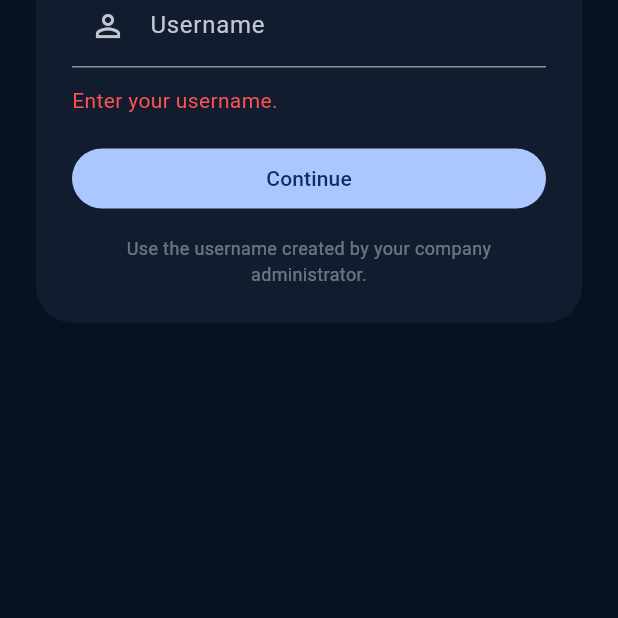
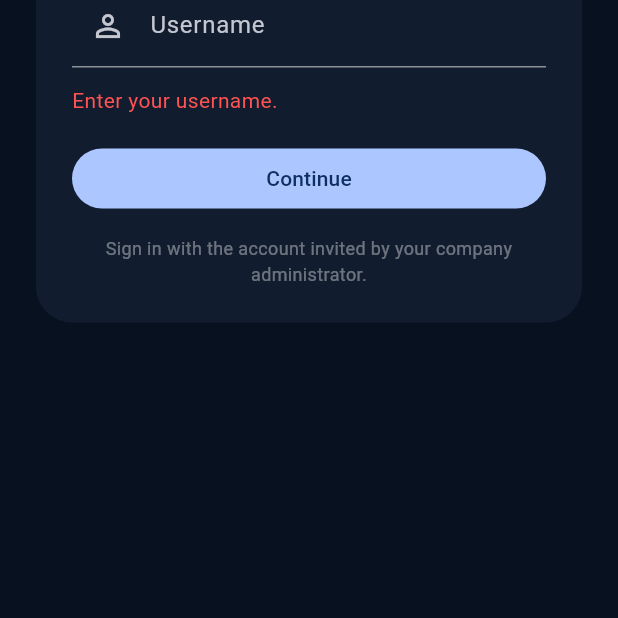
Before and after one commit to jadhavdurvesh/Maintain.ai-workforce-client, a Flutter app: the screen it shows after launch, after a tap on "Continue", on a phone screen of 412 x 824 dp, the part 618-1236 px from its top. Run offline on Flutter 3.47's test engine with Material 3 defaults, Android fonts, the phone set to English and light mode, and no system bars; our stand-ins replace firebase_core, firebase_messaging, flutter_local_notifications, shared_preferences; accounts and stored records are empty; network calls fail.

```diff
--- a/lib/main.dart
+++ b/lib/main.dart
@@ -7,7 +7,9 @@ import 'package:shared_preferences/shared_preferences.dart';
 import 'notification_service.dart';
 import 'machine_details_page.dart';
 
-const String apiBaseUrl = 'https://maintain-ai-3.vercel.app';
+const String apiBaseUrl = String.fromEnvironment('MAINTAIN_API_URL', defaultValue: 'https://maintain-ai-3.vercel.app');
+const String supabaseUrl = String.fromEnvironment('SUPABASE_URL', defaultValue: '');
+const String supabasePublishableKey = String.fromEnvironment('SUPABASE_PUBLISHABLE_KEY', defaultValue: '');
 
 Future<void> main() async {
   WidgetsFlutterBinding.ensureInitialized();
@@ -22,6 +24,19 @@ class ApiClient {
     final prefs = await SharedPreferences.getInstance();
     token = prefs.getString('worker_access_token');
   }
+
+  Future<Map<String, dynamic>> supabaseLogin(String email, String password) async {
+    final response = await http.post(Uri.parse('$supabaseUrl/auth/v1/token?grant_type=password'), headers: {'apikey': supabasePublishableKey, 'Content-Type': 'application/json'}, body: jsonEncode({'email': email, 'password': password})).timeout(const Duration(seconds: 12));
+    final data = _decode(response);
+    if (response.statusCode < 200 || response.statusCode >= 300) throw ApiException((data is Map ? (data['error_description'] ?? data['msg']) : null)?.toString() ?? 'Sign in failed', response.statusCode);
+    final token = data['access_token']?.toString();
+    if (token == null) throw ApiException('No access token returned.', response.statusCode);
+    await saveToken(token);
+    final synced = await post('/api/auth/supabase/sync', body: {});
+    return Map<String, dynamic>.from(synced);
+  }
+
+  dynamic _decode(http.Response response) { try { return jsonDecode(response.body); } catch (_) { return response.body; } }
 
   Future<void> saveToken(String value) async {
     token = value;
@@ -183,19 +198,25 @@ class WorkerLoginPage extends StatefulWidget {
 
 class _WorkerLoginPageState extends State<WorkerLoginPage> {
   final usernameController = TextEditingController();
+  final passwordController = TextEditingController();
+  final emailController = TextEditingController();
   bool loading = false;
   String? error;
 
   @override
   void dispose() {
     usernameController.dispose();
+    passwordController.dispose();
+    emailController.dispose();
     super.dispose();
   }
 
   Future<void> login() async {
+    final email = emailController.text.trim();
+    final password = passwordController.text;
     final username = usernameController.text.trim();
-    if (username.isEmpty) {
-      setState(() => error = 'Enter your username.');
+    if (supabaseUrl.isNotEmpty && supabasePublishableKey.isNotEmpty && (email.isEmpty || password.isEmpty)) { setState(() => error = 'Enter your email and password.'); return; }
+    if (supabaseUrl.isEmpty && username.isEmpty) { setState(() => error = 'Enter your username.');
       return;
     }
     setState(() {
@@ -203,7 +224,7 @@ class _WorkerLoginPageState extends State<WorkerLoginPage> {
       error = null;
     });
     try {
-      final response = await widget.api.post('/api/auth/worker-login', body: {'username': username});
+      final response = supabaseUrl.isNotEmpty && supabasePublishableKey.isNotEmpty ? await widget.api.supabaseLogin(email, password) : await widget.api.post('/api/auth/worker-login', body: {'username': username});
       await widget.onLogin(response['access_token'].toString(), Map<String, dynamic>.from(response));
     } catch (e) {
       if (mounted) setState(() => error = e.toString());
@@ -238,7 +259,11 @@ class _WorkerLoginPageState extends State<WorkerLoginPage> {
                       const SizedBox(height: 6),
                       const Text('Worker Client', textAlign: TextAlign.center, style: TextStyle(color: Colors.white54)),
                       const SizedBox(height: 28),
-                      TextField(
+                      if (supabaseUrl.isNotEmpty && supabasePublishableKey.isNotEmpty) ...[
+                        TextField(controller: emailController, keyboardType: TextInputType.emailAddress, textInputAction: TextInputAction.next, decoration: const InputDecoration(labelText: 'Work email', hintText: 'technician@company.com', prefixIcon: Icon(Icons.email_outlined))),
+                        const SizedBox(height: 12),
+                        TextField(controller: passwordController, obscureText: true, textInputAction: TextInputAction.done, onSubmitted: (_) => login(), decoration: const InputDecoration(labelText: 'Password', prefixIcon: Icon(Icons.lock_outline))),
+                      ] else TextField(
                         controller: usernameController,
                         textInputAction: TextInputAction.done,
                         onSubmitted: (_) => login(),
@@ -256,7 +281,7 @@ class _WorkerLoginPageState extends State<WorkerLoginPage> {
                             : const Text('Continue'),
                       ),
                       const SizedBox(height: 14),
-                      const Text('Use the username created by your company administrator.', textAlign: TextAlign.center, style: TextStyle(color: Colors.white38, fontSize: 12)),
+                      const Text('Sign in with the account invited by your company administrator.', textAlign: TextAlign.center, style: TextStyle(color: Colors.white38, fontSize: 12)),
                     ],
                   ),
                 ),
```
